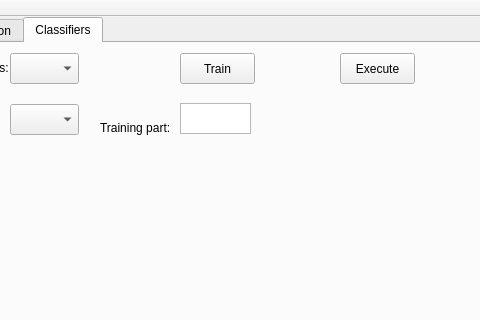
Before: the Qt Designer form mainwindow.ui in lukarzmen/ProjektSMPD, drawn with Qt 5; both pictures show x 212 to 692 and y 0 to 320 of the 991 by 540 pixel window.
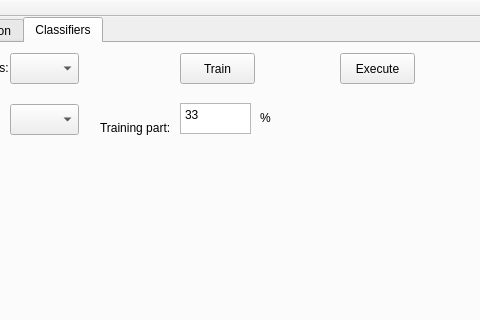
After: the same form once the commit is applied. The open tabs and pages were chosen to show the change.

Commit message: do zaimplementowania klasyfikatory

The edit to the form file:
```diff
--- a/mainwindow.ui
+++ b/mainwindow.ui
@@ -274,6 +274,9 @@
         <height>31</height>
        </rect>
       </property>
+      <property name="plainText">
+       <string>33</string>
+      </property>
      </widget>
      <widget class="QPushButton" name="CpushButtonExecute">
       <property name="geometry">
@@ -311,6 +314,19 @@
        </rect>
       </property>
      </widget>
+     <widget class="QLabel" name="ClabelTraningPart_2">
+      <property name="geometry">
+       <rect>
+        <x>460</x>
+        <y>60</y>
+        <width>41</width>
+        <height>31</height>
+       </rect>
+      </property>
+      <property name="text">
+       <string>&lt;html&gt;&lt;head/&gt;&lt;body&gt;&lt;p&gt;&lt;span style=&quot; font-size:9pt;&quot;&gt;%&lt;/span&gt;&lt;/p&gt;&lt;/body&gt;&lt;/html&gt;</string>
+      </property>
+     </widget>
     </widget>
    </widget>
   </widget>
```
Left out of the diff: 2 changed lines with no effect on the pictures. The commit also changes 2 other files.
